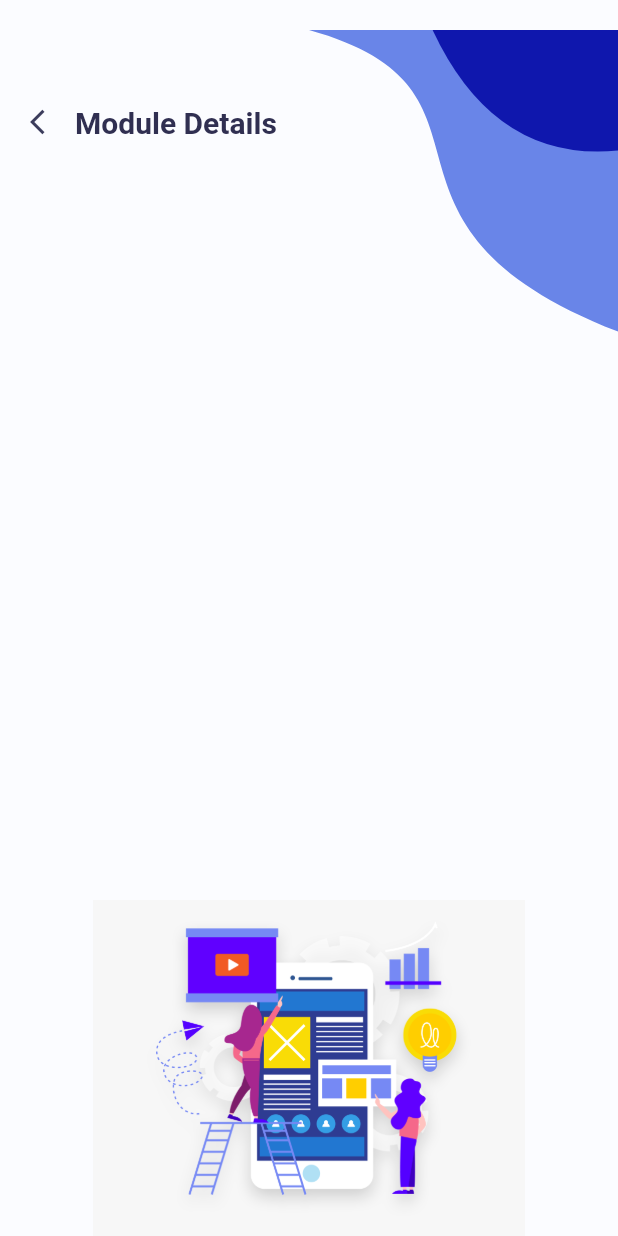
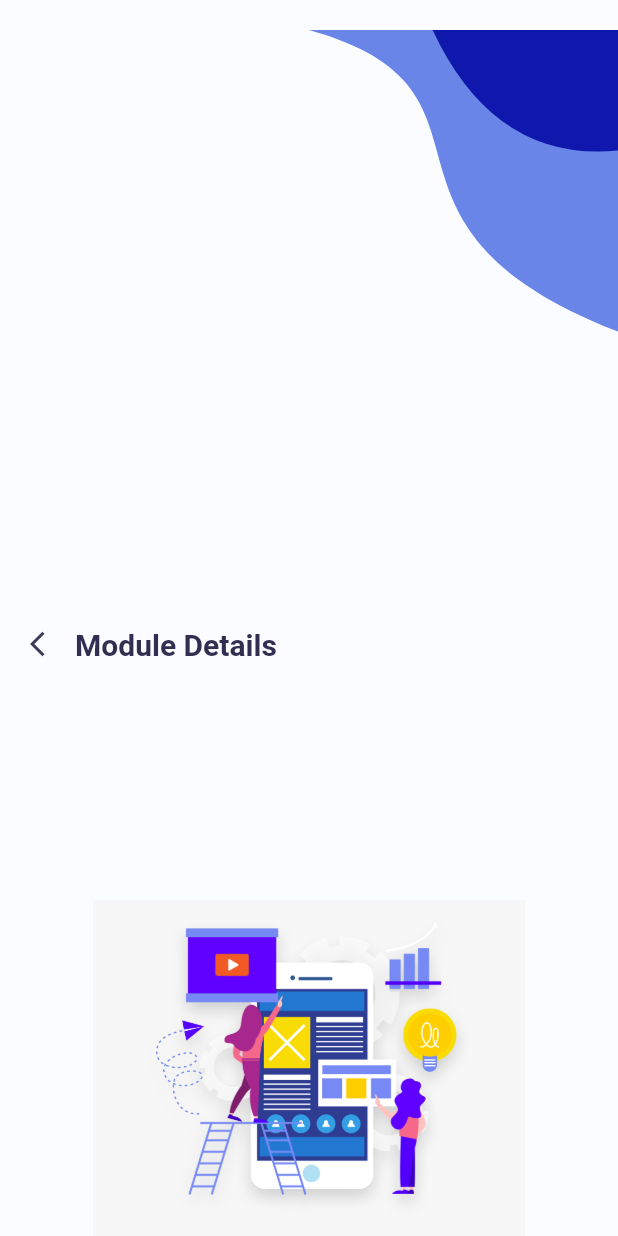
Before and after one commit to mdhanasekara/CTSE, a Flutter app: the ModuleDetailsList screen opened directly, on a phone screen of 412 x 824 dp. Run offline on Flutter 3.47's test engine with Material 2 defaults, Android fonts, the phone set to English and light mode, and no system bars; our stand-ins replace cloud_firestore, firebase_core, font_awesome_flutter, hexcolor; accounts and stored records are empty.

Commit message:
minor changes

```diff
--- a/lib/pages/module-pages/add_module_details.dart
+++ b/lib/pages/module-pages/add_module_details.dart
@@ -2,8 +2,7 @@ import 'package:CTSE/pages/module-pages/custom_input_box.dart';
 import 'package:cloud_firestore/cloud_firestore.dart';
 import 'package:flutter/material.dart';
 import 'package:CTSE/colors.dart' as color;
-
-import '../list_student_page.dart';
+import 'package:CTSE/pages/module-pages/module_details_list.dart';
 
 class AddModuleDetails extends StatefulWidget {
   const AddModuleDetails({Key? key}) : super(key: key);
@@ -197,7 +196,7 @@ class _AddModuleDetailsState extends State<AddModuleDetails> {
                       // if (_formKey.currentState!.validate()) {
                       Navigator.of(context).pushAndRemoveUntil(
                           MaterialPageRoute(
-                              builder: (context) => ListStudentPage()),
+                              builder: (context) => ModuleDetailsList()),
                           (Route<dynamic> route) => false);
                       setState(() {
                         title = titleController.text;
--- a/lib/pages/module-pages/module_details_list.dart
+++ b/lib/pages/module-pages/module_details_list.dart
@@ -39,8 +39,7 @@ class _ModuleDetailsListState extends State<ModuleDetailsList> {
           return Scaffold(
             backgroundColor: color.AppColor.homePageBackground,
             body: Container(
-              padding:
-                  const EdgeInsets.only(top: 20, left: 0, right: 0),
+              padding: const EdgeInsets.only(top: 20, left: 0, right: 0),
               // margin: EdgeInsets.symmetric(vertical: ),
               child: Stack(alignment: Alignment.center, children: <Widget>[
                 ClipPath(
@@ -67,7 +66,8 @@ class _ModuleDetailsListState extends State<ModuleDetailsList> {
                     width: size.width * 0.7,
                   ),
                 ),
-                Container(
+                SingleChildScrollView(
+                  child: Container(
                     padding: const EdgeInsets.only(
                         top: 50, left: 0, right: 0, bottom: 0),
                     // margin: EdgeInsets.symmetric(vertical: 10),
@@ -150,6 +150,7 @@ class _ModuleDetailsListState extends State<ModuleDetailsList> {
                       ],
                     ),
                   ),
+                ),
               ]),
             ),
           );
```
Lines whose indentation alone changed are shown as unchanged.
